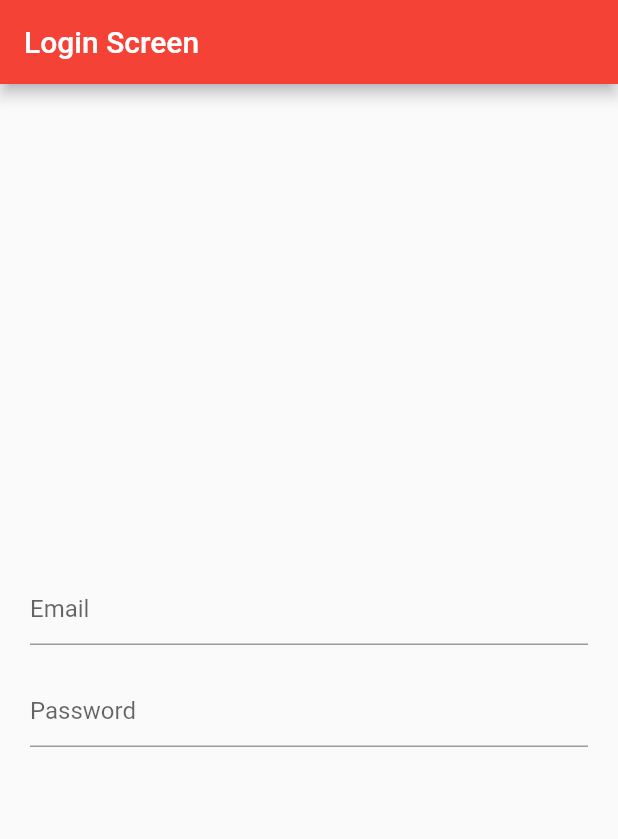
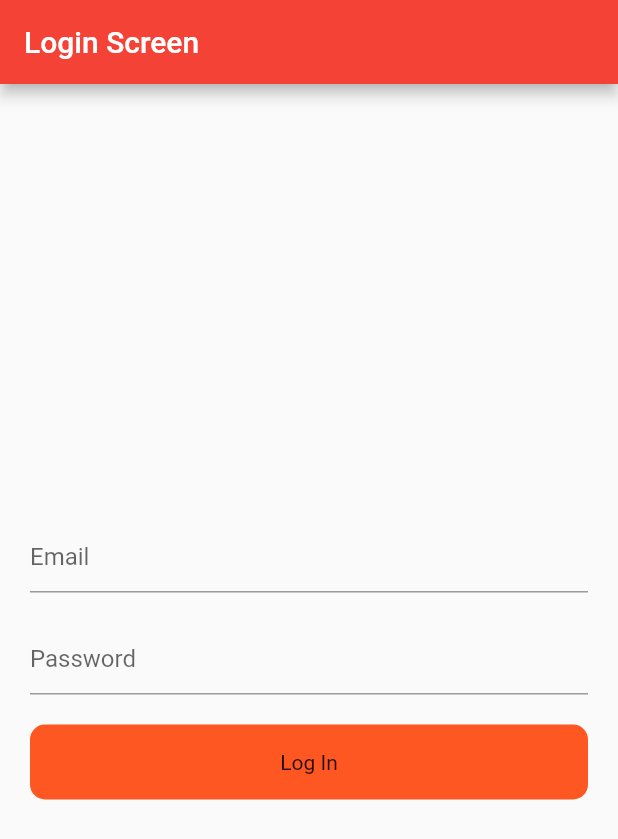
Before and after one commit to atik-sabuj/provider_mvvm, a Flutter app: the screen it shows after launch, on a phone screen of 412 x 824 dp. Shown: the top 839 px of the screen. Run offline on Flutter 3.47's test engine with Material 2 defaults, Android fonts, the phone set to English and light mode, and no system bars.

Commit message:
Login Screen #5

```diff
--- a/lib/login/login_screen.dart
+++ b/lib/login/login_screen.dart
@@ -38,7 +38,18 @@ class _LoginScreenState extends State<LoginScreen> {
           decoration: InputDecoration(
             hintText: 'Password',
           ),
-        )
+        ),
+            const SizedBox(height: 20,),
+            Container(
+              height: 50,
+              decoration: BoxDecoration(
+                color: Colors.deepOrange,
+                borderRadius: BorderRadius.circular(10)
+              ),
+              child: Center(
+                child: Text('Log In'),
+              ),
+            )
           ],
         ),
       ),
```
